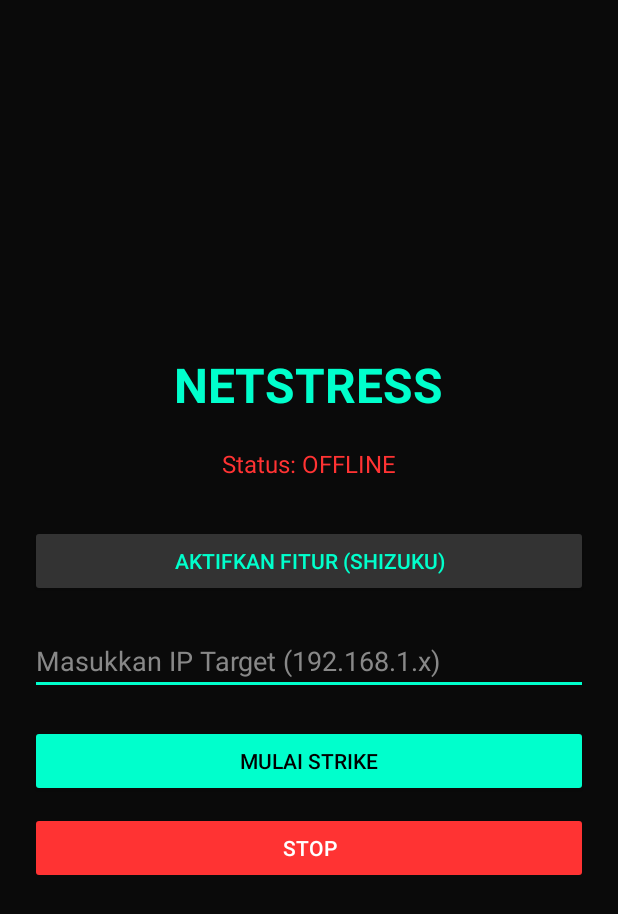
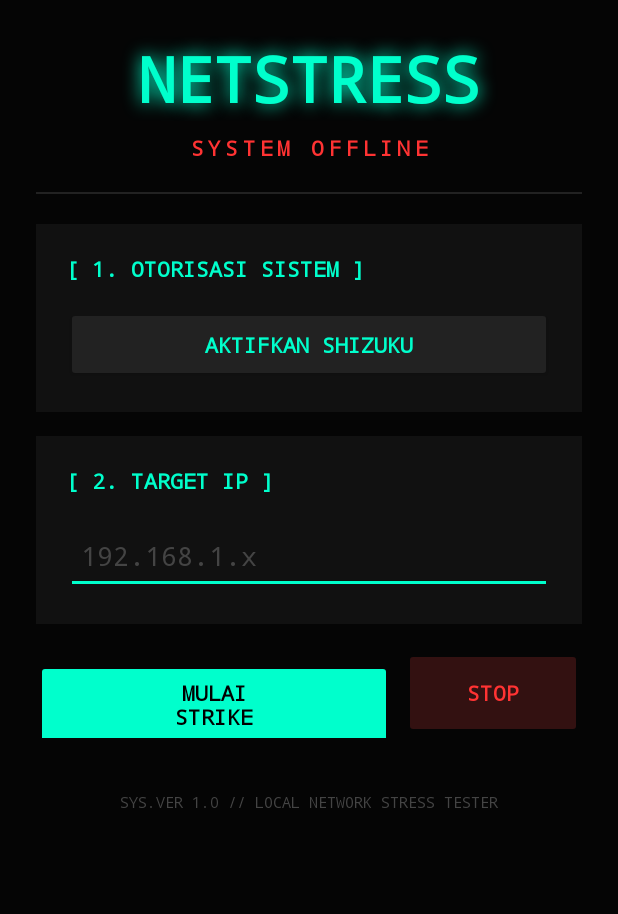
Before and after one commit to Roichan-cloud/netstress_app, an Android app: the screen it shows after launch (MainActivity), on a phone screen of 412 x 824 dp. Shown: the top 914 px of the screen. Run offline under Robolectric (Android 15) with nearby library versions, the phone set to English and light mode, and no system bars; libraries missing offline, so code that uses them is left out: rikka.shizuku; 1 statement that could not run was skipped.

Commit message:
Refactor activity_main.xml layout for improved UI
Updated layout for activity_main.xml to enhance UI elements and structure.

```diff
--- a/app/src/main/res/layout/activity_main.xml
+++ b/app/src/main/res/layout/activity_main.xml
@@ -1,64 +1,154 @@
 <?xml version="1.0" encoding="utf-8"?>
-<LinearLayout xmlns:android="http://schemas.android.com/apk/res/android"
+<androidx.core.widget.NestedScrollView xmlns:android="http://schemas.android.com/apk/res/android"
+    xmlns:app="http://schemas.android.com/apk/res-auto"
     android:layout_width="match_parent"
     android:layout_height="match_parent"
+    android:background="#050505"
+    android:fillViewport="true">
+
+    <LinearLayout
+        android:layout_width="match_parent"
+        android:layout_height="wrap_content"
         android:orientation="vertical"
+        android:padding="24dp">
+
+        <!-- HEADER -->
+        <TextView
+            android:layout_width="match_parent"
+            android:layout_height="wrap_content"
+            android:text="NETSTRESS"
+            android:textColor="#00ffcc"
+            android:textSize="42sp"
+            android:textStyle="bold"
+            android:fontFamily="monospace"
+            android:gravity="center"
+            android:shadowColor="#00ffcc"
+            android:shadowDx="0"
+            android:shadowDy="0"
+            android:shadowRadius="15" />
+
+        <TextView
+            android:id="@+id/tvStatus"
+            android:layout_width="match_parent"
+            android:layout_height="wrap_content"
+            android:text="SYSTEM OFFLINE"
+            android:textColor="#ff3333"
+            android:textSize="14sp"
+            android:fontFamily="monospace"
+            android:textStyle="bold"
+            android:gravity="center"
+            android:layout_marginTop="8dp"
+            android:letterSpacing="0.2"/>
+
+        <View
+            android:layout_width="match_parent"
+            android:layout_height="1dp"
+            android:background="#222222"
+            android:layout_marginTop="20dp"
+            android:layout_marginBottom="20dp"/>
+
+        <!-- PANEL 1: OTORISASI -->
+        <LinearLayout
+            android:layout_width="match_parent"
+            android:layout_height="wrap_content"
+            android:orientation="vertical"
+            android:background="#111111"
             android:padding="20dp"
-    android:gravity="center">
+            android:layout_marginBottom="16dp">
 
             <TextView
                 android:layout_width="wrap_content"
                 android:layout_height="wrap_content"
-        android:text="NETSTRESS"
+                android:text="[ 1. OTORISASI SISTEM ]"
                 android:textColor="#00ffcc"
-        android:textSize="32sp"
-        android:textStyle="bold" />
-
-    <TextView
-        android:id="@+id/tvStatus"
-        android:layout_width="wrap_content"
-        android:layout_height="wrap_content"
-        android:text="Status: OFFLINE"
-        android:textColor="#ff3333"
-        android:layout_marginTop="20dp"
-        android:textSize="16sp"/>
+                android:fontFamily="monospace"
+                android:textStyle="bold"
+                android:layout_marginBottom="16dp"/>
 
             <Button
                 android:id="@+id/btnShizuku"
                 android:layout_width="match_parent"
+                android:layout_height="50dp"
+                android:text="AKTIFKAN SHIZUKU"
+                android:backgroundTint="#222222"
+                android:textColor="#00ffcc"
+                android:fontFamily="monospace"
+                android:textStyle="bold" />
+        </LinearLayout>
+
+        <!-- PANEL 2: TARGET -->
+        <LinearLayout
+            android:layout_width="match_parent"
             android:layout_height="wrap_content"
-        android:text="AKTIFKAN FITUR (SHIZUKU)"
-        android:backgroundTint="#333333"
+            android:orientation="vertical"
+            android:background="#111111"
+            android:padding="20dp"
+            android:layout_marginBottom="16dp">
+
+            <TextView
+                android:layout_width="wrap_content"
+                android:layout_height="wrap_content"
+                android:text="[ 2. TARGET IP ]"
                 android:textColor="#00ffcc"
-        android:layout_marginTop="30dp" />
+                android:fontFamily="monospace"
+                android:textStyle="bold"
+                android:layout_marginBottom="16dp"/>
 
             <EditText
                 android:id="@+id/etTargetIp"
                 android:layout_width="match_parent"
+                android:layout_height="50dp"
+                android:hint="192.168.1.x"
+                android:textColor="#ffffff"
+                android:textColorHint="#444444"
+                android:fontFamily="monospace"
+                android:backgroundTint="#00ffcc"
+                android:inputType="text"
+                android:paddingStart="10dp"/>
+        </LinearLayout>
+
+        <!-- PANEL 3: KONTROL -->
+        <LinearLayout
+            android:layout_width="match_parent"
             android:layout_height="wrap_content"
-        android:hint="Masukkan IP Target (192.168.1.x)"
-        android:textColor="#ffffff"
-        android:textColorHint="#888888"
-        android:inputType="text"
-        android:layout_marginTop="20dp" />
+            android:orientation="horizontal"
+            android:layout_marginBottom="16dp">
 
             <Button
                 android:id="@+id/btnStart"
-        android:layout_width="match_parent"
-        android:layout_height="wrap_content"
-        android:text="MULAI STRIKE"
+                android:layout_width="0dp"
+                android:layout_height="60dp"
+                android:layout_weight="2"
+                android:text="MULAI\nSTRIKE"
                 android:backgroundTint="#00ffcc"
                 android:textColor="#000000"
-        android:layout_marginTop="20dp" />
+                android:fontFamily="monospace"
+                android:textStyle="bold"
+                android:layout_marginEnd="8dp"/>
 
             <Button
                 android:id="@+id/btnStop"
+                android:layout_width="0dp"
+                android:layout_height="60dp"
+                android:layout_weight="1"
+                android:text="STOP"
+                android:backgroundTint="#331111"
+                android:textColor="#ff3333"
+                android:fontFamily="monospace"
+                android:textStyle="bold"
+                android:enabled="false"/>
+        </LinearLayout>
+
+        <!-- FOOTER -->
+        <TextView
             android:layout_width="match_parent"
             android:layout_height="wrap_content"
-        android:text="STOP"
-        android:backgroundTint="#ff3333"
-        android:textColor="#ffffff"
-        android:layout_marginTop="10dp"
-        android:enabled="false"/>
+            android:text="SYS.VER 1.0 // LOCAL NETWORK STRESS TESTER"
+            android:textColor="#444444"
+            android:textSize="10sp"
+            android:fontFamily="monospace"
+            android:gravity="center"
+            android:layout_marginTop="20dp"/>
 
     </LinearLayout>
+</androidx.core.widget.NestedScrollView>
```
Lines whose indentation alone changed are shown as unchanged.
